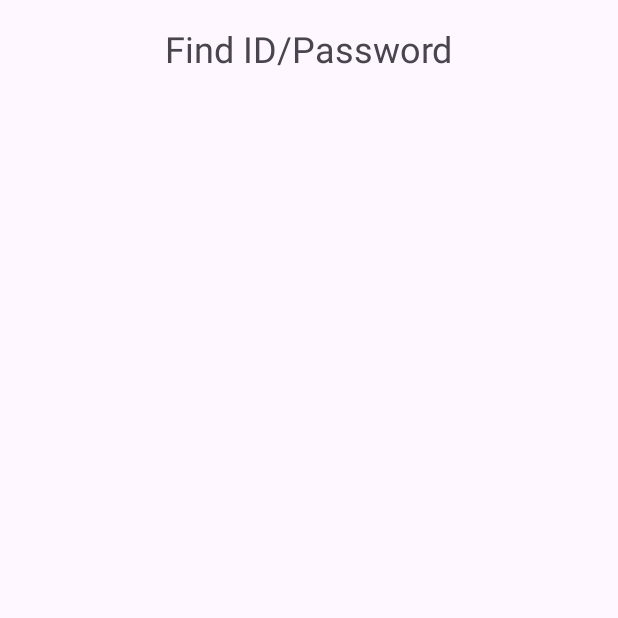
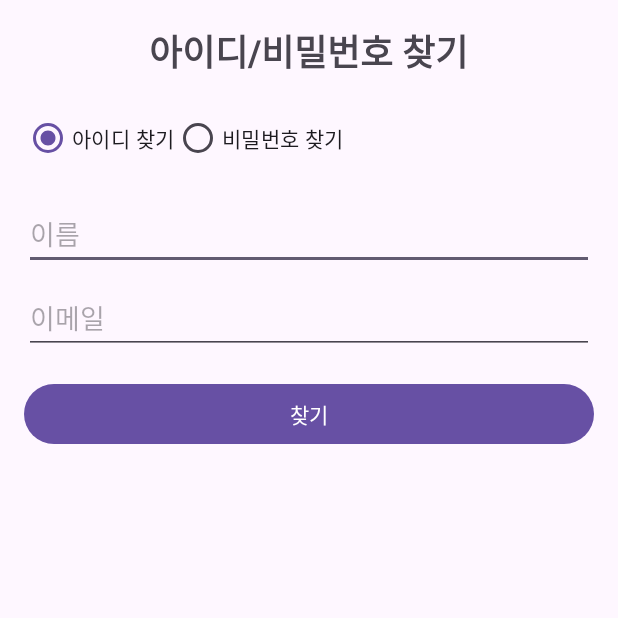
Before and after one commit to KimTeakwan/Health_Log2, an Android app built with Jetpack Compose: the FindIdPasswordActivity screen opened directly, with no data from a screen before it, on a phone screen of 412 x 824 dp, the top half of it. Run offline under Robolectric (Android 15) with nearby library versions, the phone set to English and light mode, and no system bars.

Commit message:
feat: Complete Find ID/Password page

```diff
--- a/app/src/main/java/com/example/health_log/FindIdPasswordActivity.java
+++ b/app/src/main/java/com/example/health_log/FindIdPasswordActivity.java
@@ -1,13 +1,56 @@
 package com.example.health_log;
 
 import android.os.Bundle;
+import android.view.View;
+import android.widget.Button;
+import android.widget.EditText;
+import android.widget.RadioButton;
+import android.widget.RadioGroup;
+import android.widget.Toast;
+
 import androidx.appcompat.app.AppCompatActivity;
 
 public class FindIdPasswordActivity extends AppCompatActivity {
+
+    private RadioGroup radioGroupFind;
+    private RadioButton radioFindId;
+    private RadioButton radioFindPassword;
+    private EditText editTextName;
+    private EditText editTextEmail;
+    private Button buttonFind;
 
     @Override
     protected void onCreate(Bundle savedInstanceState) {
         super.onCreate(savedInstanceState);
         setContentView(R.layout.activity_find_id_password);
+
+        radioGroupFind = findViewById(R.id.radioGroupFind);
+        radioFindId = findViewById(R.id.radioFindId);
+        radioFindPassword = findViewById(R.id.radioFindPassword);
+        editTextName = findViewById(R.id.editTextName);
+        editTextEmail = findViewById(R.id.editTextEmail);
+        buttonFind = findViewById(R.id.buttonFind);
+
+        buttonFind.setOnClickListener(new View.OnClickListener() {
+            @Override
+            public void onClick(View v) {
+                String name = editTextName.getText().toString().trim();
+                String email = editTextEmail.getText().toString().trim();
+
+                if (name.isEmpty() || email.isEmpty()) {
+                    Toast.makeText(FindIdPasswordActivity.this, "이름과 이메일을 입력해주세요.", Toast.LENGTH_SHORT).show();
+                    return;
+                }
+
+                int selectedId = radioGroupFind.getCheckedRadioButtonId();
+                if (selectedId == R.id.radioFindId) {
+                    // Dummy ID find logic
+                    Toast.makeText(FindIdPasswordActivity.this, "당신의 아이디는 'dummy_id' 입니다.", Toast.LENGTH_SHORT).show();
+                } else if (selectedId == R.id.radioFindPassword) {
+                    // Dummy password find logic
+                    Toast.makeText(FindIdPasswordActivity.this, "비밀번호 재설정 링크를 이메일로 보냈습니다.", Toast.LENGTH_SHORT).show();
+                }
+            }
+        });
     }
 }
--- a/app/src/main/res/layout/activity_find_id_password.xml
+++ b/app/src/main/res/layout/activity_find_id_password.xml
@@ -1,18 +1,66 @@
 <?xml version="1.0" encoding="utf-8"?>
 <LinearLayout xmlns:android="http://schemas.android.com/apk/res/android"
+    xmlns:app="http://schemas.android.com/apk/res-auto"
+    xmlns:tools="http://schemas.android.com/tools"
     android:layout_width="match_parent"
     android:layout_height="match_parent"
     android:orientation="vertical"
-    android:padding="16dp">
+    android:padding="16dp"
+    tools:context=".FindIdPasswordActivity">
 
     <TextView
+        android:id="@+id/textViewTitle"
         android:layout_width="wrap_content"
         android:layout_height="wrap_content"
-        android:text="Find ID/Password"
+        android:layout_gravity="center_horizontal"
+        android:layout_marginBottom="16dp"
+        android:text="아이디/비밀번호 찾기"
         android:textSize="24sp"
-        android:layout_gravity="center_horizontal"
+        android:textStyle="bold" />
+
+    <RadioGroup
+        android:id="@+id/radioGroupFind"
+        android:layout_width="match_parent"
+        android:layout_height="wrap_content"
+        android:orientation="horizontal"
+        android:layout_marginBottom="16dp">
+
+        <RadioButton
+            android:id="@+id/radioFindId"
+            android:layout_width="wrap_content"
+            android:layout_height="wrap_content"
+            android:text="아이디 찾기"
+            android:checked="true"/>
+
+        <RadioButton
+            android:id="@+id/radioFindPassword"
+            android:layout_width="wrap_content"
+            android:layout_height="wrap_content"
+            android:text="비밀번호 찾기" />
+    </RadioGroup>
+
+    <EditText
+        android:id="@+id/editTextName"
+        android:layout_width="match_parent"
+        android:layout_height="wrap_content"
+        android:hint="이름"
+        android:minHeight="48dp"
+        android:inputType="textPersonName"
+        android:layout_marginBottom="8dp"/>
+
+    <EditText
+        android:id="@+id/editTextEmail"
+        android:layout_width="match_parent"
+        android:layout_height="wrap_content"
+        android:hint="이메일"
+        android:minHeight="48dp"
+        android:inputType="textEmailAddress"
         android:layout_marginBottom="16dp"/>
 
-    <!-- Add UI elements for finding ID and password here -->
+    <Button
+        android:id="@+id/buttonFind"
+        android:layout_width="match_parent"
+        android:layout_height="wrap_content"
+        android:text="찾기" />
 
 </LinearLayout>
```
